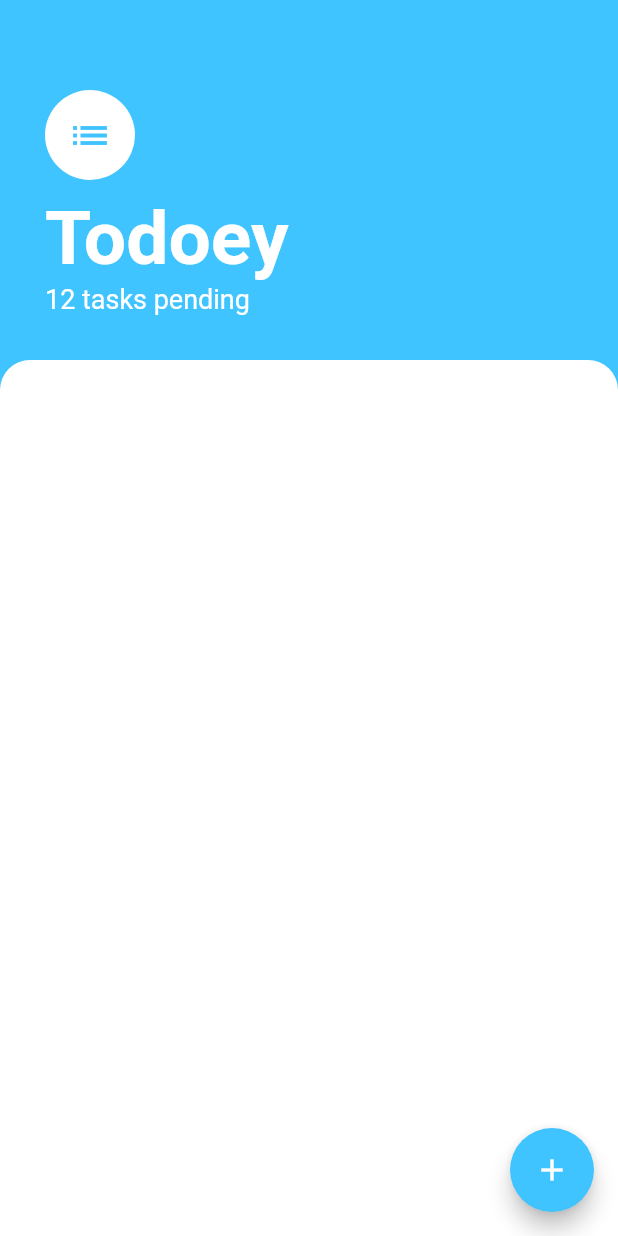
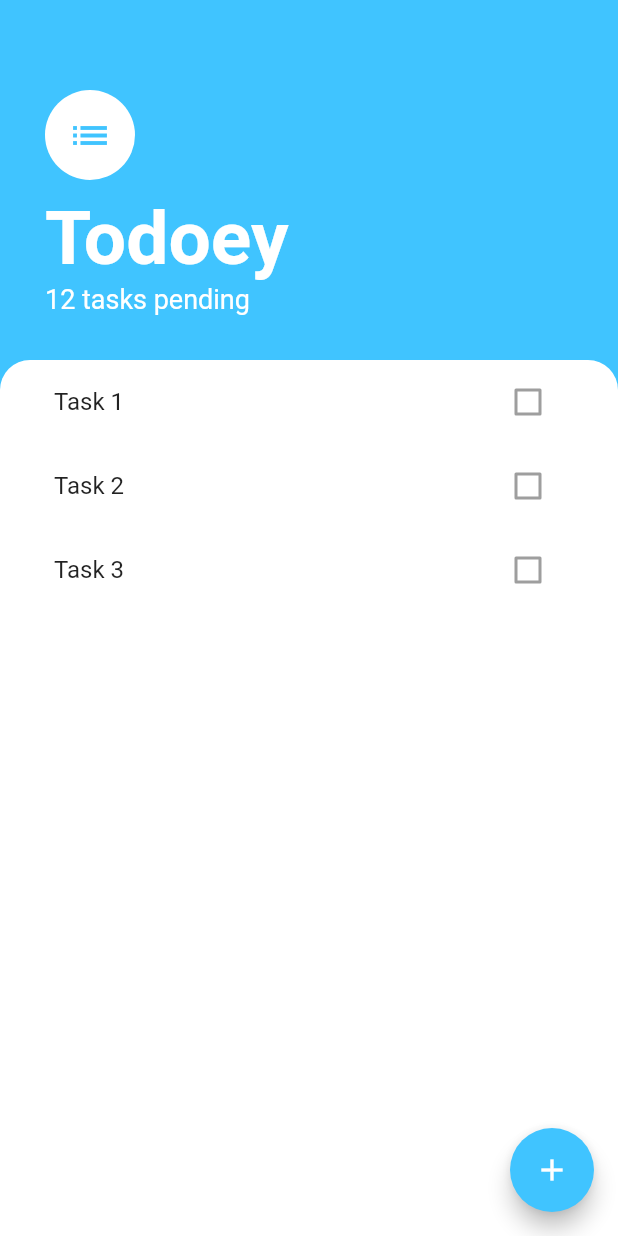
Before and after one commit to maxrangel/todoey-flutter, a Flutter app: the screen it shows after launch, on a phone screen of 412 x 824 dp. Run offline on Flutter 3.47's test engine with Material 2 defaults, Android fonts, the phone set to English and light mode, and no system bars.

Commit message:
refactored components on tasks screen and created constants

```diff
--- /dev/null
+++ b/lib/components/header_component.dart
@@ -0,0 +1,46 @@
+import 'package:flutter/material.dart';
+
+// CONSTANTS
+import 'package:todoey/constants.dart';
+
+class Header extends StatelessWidget {
+  @override
+  Widget build(BuildContext context) {
+    return Container(
+      padding:
+          EdgeInsets.only(top: 60.0, left: 30.0, right: 30.0, bottom: 30.0),
+      child: Column(
+        crossAxisAlignment: CrossAxisAlignment.start,
+        children: <Widget>[
+          CircleAvatar(
+            child: Icon(
+              Icons.list,
+              size: 30.0,
+              color: kPrimaryColor,
+            ),
+            backgroundColor: Colors.white,
+            radius: 30.0,
+          ),
+          SizedBox(
+            height: 10.0,
+          ),
+          Text(
+            'Todoey',
+            style: TextStyle(
+              color: Colors.white,
+              fontSize: 50.0,
+              fontWeight: FontWeight.w700,
+            ),
+          ),
+          Text(
+            '12 tasks pending',
+            style: TextStyle(
+              color: Colors.white,
+              fontSize: 18.0,
+            ),
+          ),
+        ],
+      ),
+    );
+  }
+}
--- /dev/null
+++ b/lib/components/task_tile_component.dart
@@ -0,0 +1,17 @@
+import 'package:flutter/material.dart';
+
+class TaskTile extends StatelessWidget {
+  final String taskTitle;
+
+  TaskTile({@required this.taskTitle});
+
+  @override
+  Widget build(BuildContext context) {
+    return ListTile(
+      title: Text(this.taskTitle),
+      trailing: Checkbox(
+        value: false,
+      ),
+    );
+  }
+}
--- /dev/null
+++ b/lib/components/tasks_list_component.dart
@@ -0,0 +1,17 @@
+import 'package:flutter/material.dart';
+
+// COMPONENTS
+import 'package:todoey/components/task_tile_component.dart';
+
+class TasksList extends StatelessWidget {
+  @override
+  Widget build(BuildContext context) {
+    return ListView(
+      children: <Widget>[
+        TaskTile(taskTitle: 'Task 1'),
+        TaskTile(taskTitle: 'Task 2'),
+        TaskTile(taskTitle: 'Task 3'),
+      ],
+    );
+  }
+}
--- /dev/null
+++ b/lib/constants.dart
@@ -0,0 +1,3 @@
+import 'package:flutter/material.dart';
+
+const Color kPrimaryColor = Colors.lightBlueAccent;
--- a/lib/screens/tasks_screen.dart
+++ b/lib/screens/tasks_screen.dart
@@ -1,12 +1,19 @@
 import 'package:flutter/material.dart';
+
+// COMPONENTS
+import 'package:todoey/components/header_component.dart';
+import 'package:todoey/components/tasks_list_component.dart';
+
+// CONSTANTS
+import 'package:todoey/constants.dart';
 
 class TasksScreen extends StatelessWidget {
   @override
   Widget build(BuildContext context) {
     return Scaffold(
-      backgroundColor: Colors.lightBlueAccent,
+      backgroundColor: kPrimaryColor,
       floatingActionButton: FloatingActionButton(
-        backgroundColor: Colors.lightBlueAccent,
+        backgroundColor: kPrimaryColor,
         child: Icon(
           Icons.add,
         ),
@@ -14,44 +21,10 @@ class TasksScreen extends StatelessWidget {
       body: Column(
         crossAxisAlignment: CrossAxisAlignment.start,
         children: <Widget>[
-          Container(
-            padding: EdgeInsets.only(
-                top: 60.0, left: 30.0, right: 30.0, bottom: 30.0),
-            child: Column(
-              crossAxisAlignment: CrossAxisAlignment.start,
-              children: <Widget>[
-                CircleAvatar(
-                  child: Icon(
-                    Icons.list,
-                    size: 30.0,
-                    color: Colors.lightBlueAccent,
-                  ),
-                  backgroundColor: Colors.white,
-                  radius: 30.0,
-                ),
-                SizedBox(
-                  height: 10.0,
-                ),
-                Text(
-                  'Todoey',
-                  style: TextStyle(
-                    color: Colors.white,
-                    fontSize: 50.0,
-                    fontWeight: FontWeight.w700,
-                  ),
-                ),
-                Text(
-                  '12 tasks pending',
-                  style: TextStyle(
-                    color: Colors.white,
-                    fontSize: 18.0,
-                  ),
-                ),
-              ],
-            ),
-          ),
+          Header(),
           Expanded(
             child: Container(
+              padding: EdgeInsets.symmetric(horizontal: 20.0),
               decoration: BoxDecoration(
                 color: Colors.white,
                 borderRadius: BorderRadius.only(
@@ -59,6 +32,7 @@ class TasksScreen extends StatelessWidget {
                   topRight: Radius.circular(20.0),
                 ),
               ),
+              child: TasksList(),
             ),
           ),
         ],
```
